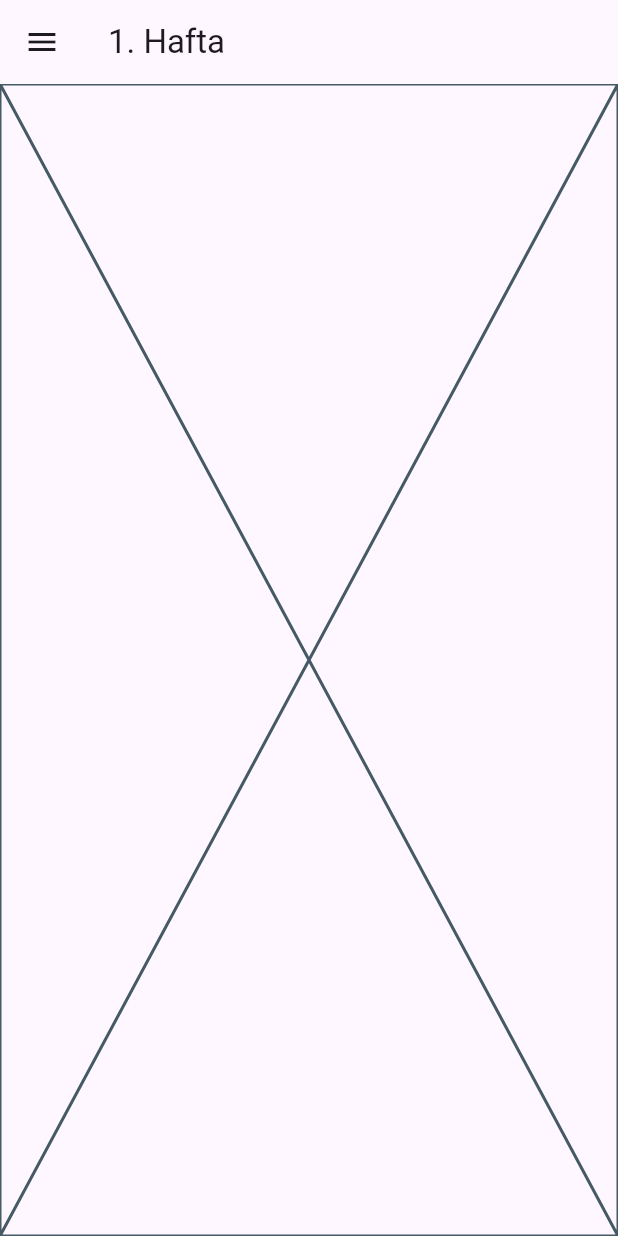
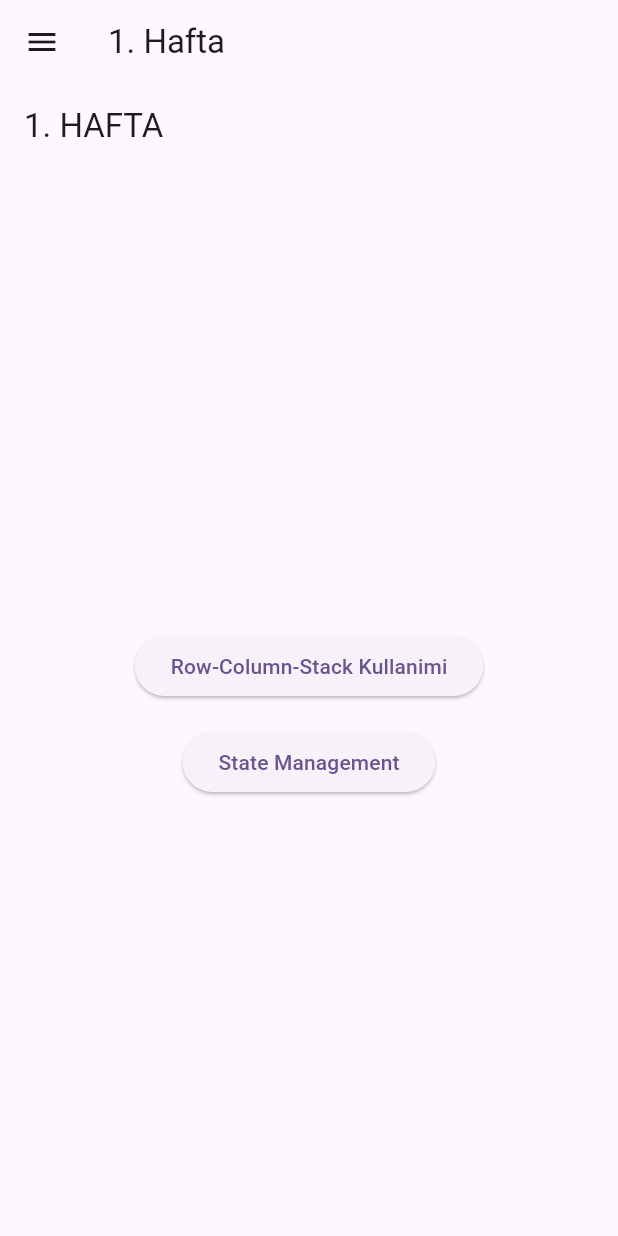
Before and after one commit to ETOTEK-Mobil/erva_odev, a Flutter app: the screen it shows after launch, on a phone screen of 412 x 824 dp. Run offline on Flutter 3.47's test engine with Material 3 defaults, Android fonts, the phone set to English and light mode, and no system bars.

Commit message:
odev eklendi

```diff
--- a/lib/ui/view/hafta_1/hafta_1_view.dart
+++ b/lib/ui/view/hafta_1/hafta_1_view.dart
@@ -1,10 +1,85 @@
 import 'package:flutter/material.dart';
+import 'package:odev/ui/view/hafta_1/row_column_stack_page.dart';
+import 'package:odev/ui/view/hafta_1/state_management/stage_management_page.dart';
+
+void main() {
+  runApp(const Hafta1View());
+}
 
 class Hafta1View extends StatelessWidget {
   const Hafta1View({super.key});
 
   @override
   Widget build(BuildContext context) {
-    return const Placeholder();
+    return MaterialApp(
+      title: 'Flutter Demo',
+      debugShowCheckedModeBanner: false,
+      theme: ThemeData(
+        colorScheme: ColorScheme.fromSeed(seedColor: Colors.deepPurple),
+        useMaterial3: true,
+      ),
+
+      home: const MyHomePage(),
+    );
   }
 }
+
+class MyHomePage extends StatefulWidget {
+  const MyHomePage({super.key});
+  @override
+  State<MyHomePage> createState() => _MyHomePageState();
+}
+
+class _MyHomePageState extends State<MyHomePage> {
+  @override
+
+  Widget build(BuildContext context) {
+
+    return Scaffold(
+      appBar: AppBar(
+      title: const Text("1. HAFTA"),//Sayfa Başlığı
+
+      ),
+
+
+      body:  Center(
+
+          child: Column(
+            mainAxisAlignment: MainAxisAlignment.center,
+            children: [
+
+          //Row-Column-Stack Kullanimi için buton oluşturma
+          const SizedBox(height: AppSize.md),
+            ElevatedButton(
+              child: const Text("Row-Column-Stack Kullanimi"),
+              onPressed: (){
+              Navigator.push(context, MaterialPageRoute(builder: (context) =>  const Page2() ));
+                },
+              ),
+
+
+          //State Management butonu oluşturma
+          const SizedBox(height: AppSize.md),
+            ElevatedButton(
+              child: const Text("State Management"),
+              onPressed:  ()
+              {
+                Navigator.push(context, MaterialPageRoute(builder: (context) =>  const Page1() ));
+              },
+
+              ),
+            ],
+          ),
+        ),
+    );
+  }
+}
+
+// sabit boyutlar
+class AppSize {
+  static const double xs = 4.0;
+  static const double sm = 8.0;
+  static const double md = 16.0;
+  static const double lg = 32.0;
+  static const double xl = 64.0;
+}
```
Also changed, not shown: lib/ui/view/hafta_1/row_column_stack_page.dart (added, +79 -0 lines), lib/ui/view/hafta_1/state_management/sonuc_page.dart (added, +19 -0 lines), lib/ui/view/hafta_1/state_management/stage_management_page.dart (added, +88 -0 lines).
